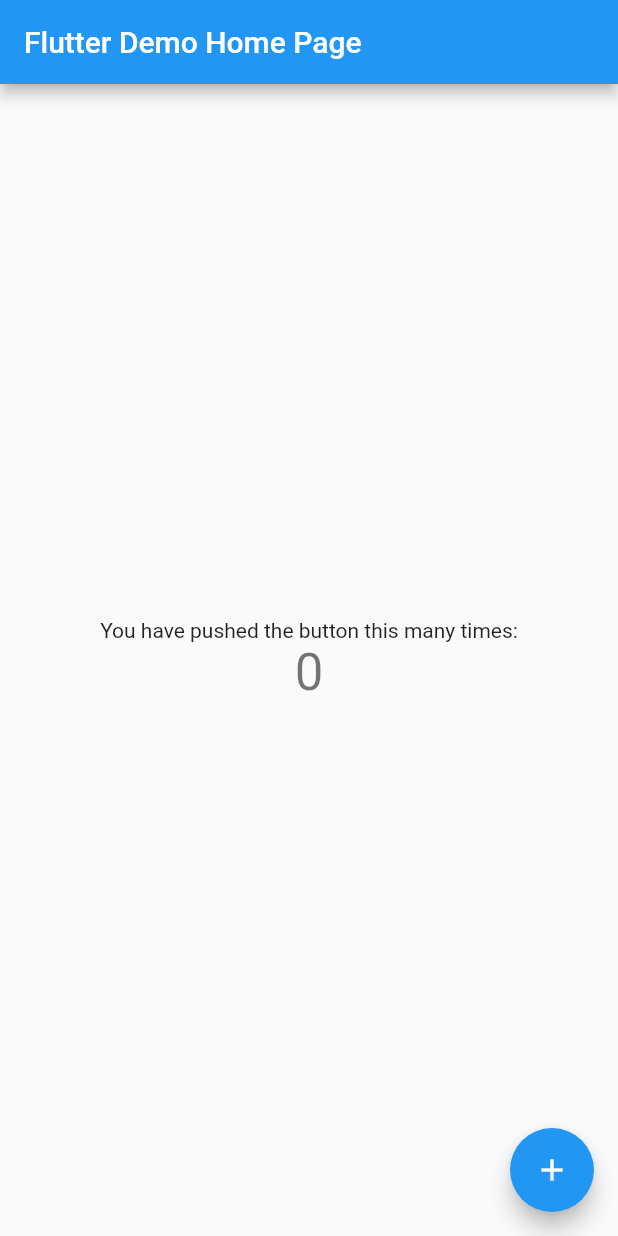
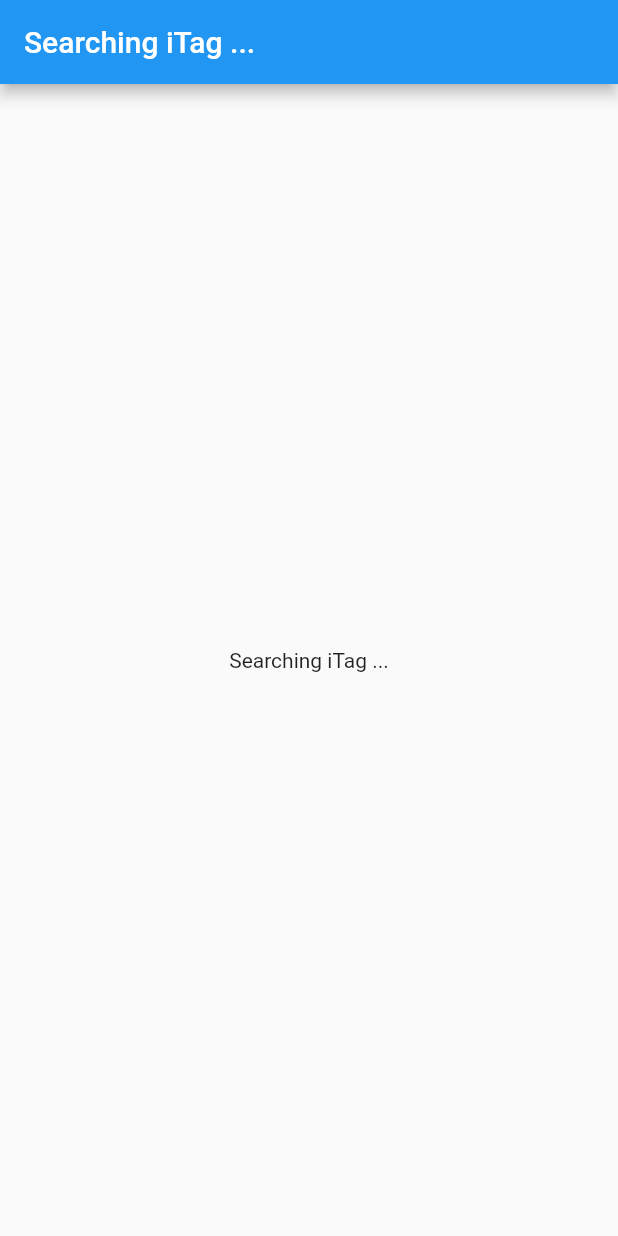
Before and after one commit to o00o/ft_itag, a Flutter app: the screen it shows after launch, on a phone screen of 412 x 824 dp. Run offline on Flutter 3.47's test engine with Material 2 defaults, Android fonts, the phone set to English and light mode, and no system bars; our stand-ins replace flutter_blue.

Commit message:
- add checking BluetoothState to select screen page (FindItagScreen or BtOffScreen) - add page FindItagScreen and BtOffScreen

```diff
--- a/lib/main.dart
+++ b/lib/main.dart
@@ -13,58 +13,50 @@ class MyApp extends StatelessWidget {
       theme: ThemeData(
         primarySwatch: Colors.blue,
       ),
-      home: MyHomePage(title: 'Flutter Demo Home Page'),
+      home: StreamBuilder<BluetoothState>(
+          stream: FlutterBlue.instance.state,
+          initialData: BluetoothState.unknown,
+          builder: (context, snapshot) {
+            final state = snapshot.data;
+            if (state == BluetoothState.on) {
+              return FindItagScreen();
+            } else {
+              return BtOffScreen();
+            }
+          }),
     );
   }
 }
 
-
-
-class MyHomePage extends StatefulWidget {
-  MyHomePage({Key? key, required this.title}) : super(key: key);
-
-
-
-  final String title;
-
-  @override
-  _MyHomePageState createState() => _MyHomePageState();
-}
-
-class _MyHomePageState extends State<MyHomePage> {
-  int _counter = 0;
-
-  void _incrementCounter() {
-    setState(() {
-      _counter++;
-    });
-  }
+class BtOffScreen extends StatelessWidget {
+  const BtOffScreen({Key? key}) : super(key: key);
 
   @override
   Widget build(BuildContext context) {
     return Scaffold(
       appBar: AppBar(
-        title: Text(widget.title),
+        title: Text('Bluetooth Off'),
       ),
-      body: Center(
-        child: Column(
-          mainAxisAlignment: MainAxisAlignment.center,
-          children: <Widget>[
-            Text(
-              'You have pushed the button this many times:',
-            ),
-            Text(
-              '$_counter',
-              style: Theme.of(context).textTheme.headline4,
-            ),
-          ],
-        ),
-      ),
-      floatingActionButton: FloatingActionButton(
-        onPressed: _incrementCounter,
-        tooltip: 'Increment',
-        child: Icon(Icons.add),
-      ),
+      body: Center(child: Text('Bluetooth Off')),
     );
   }
 }
+
+class FindItagScreen extends StatefulWidget {
+  const FindItagScreen({Key? key}) : super(key: key);
+
+  @override
+  _FindItagScreenState createState() => _FindItagScreenState();
+}
+
+class _FindItagScreenState extends State<FindItagScreen> {
+  @override
+  Widget build(BuildContext context) {
+    return Scaffold(
+      appBar: AppBar(
+        title: Text('Searching iTag ...'),
+      ),
+      body: Center(child: Text('Searching iTag ...')),
+    );
+  }
+}
```
